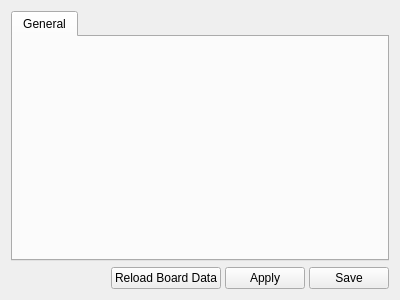
Qt form ground/gcs/src/plugins/config/modules.ui (TauLabs/TauLabs) before a commit.
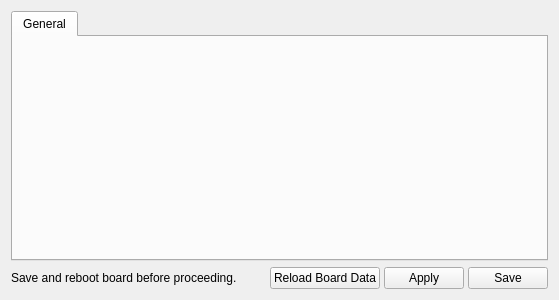
The same form after that commit. Icons and pictures are not drawn.

Commit message: This enables a warning message when a modules tab groupbox is enabled but is not running.

The edit to the form file:
```diff
--- a/ground/gcs/src/plugins/config/modules.ui
+++ b/ground/gcs/src/plugins/config/modules.ui
@@ -31,6 +31,16 @@
      <property name="spacing">
       <number>4</number>
      </property>
+     <item>
+      <widget class="QLabel" name="lb_rebootMessage">
+       <property name="enabled">
+        <bool>true</bool>
+       </property>
+       <property name="text">
+        <string>Save and reboot board before proceeding.</string>
+       </property>
+      </widget>
+     </item>
      <item>
       <spacer name="horizontalSpacer_5">
        <property name="orientation">
```
The commit also changes 3 other files.
